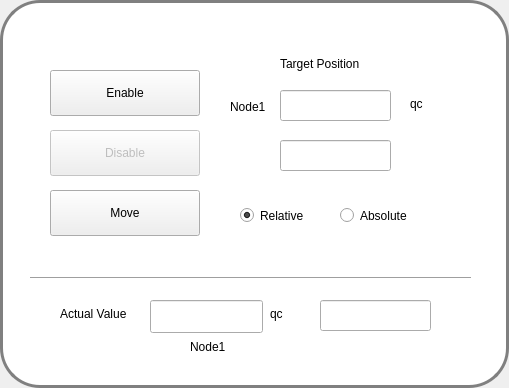
Before: the Qt Designer form iriscontrol.ui in bcjiang/IRIScontrol, drawn with Qt 5.
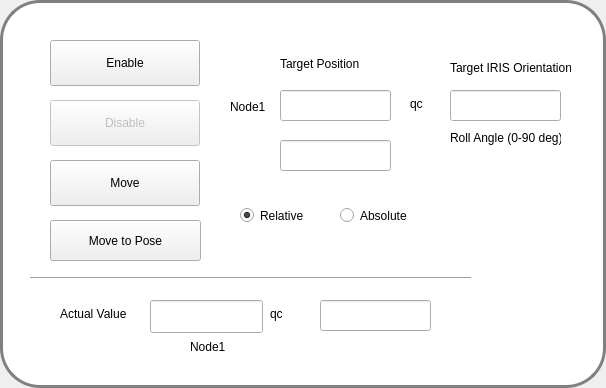
After: the same form once the commit is applied.

Commit message:
Enabled IRIS bending angle direct control
Through the kinematics formula given by the original design paper.
However, this is not working so well.

The edit to the form file:
```diff
--- a/iriscontrol.ui
+++ b/iriscontrol.ui
@@ -6,7 +6,7 @@
    <rect>
     <x>0</x>
     <y>0</y>
-    <width>509</width>
+    <width>606</width>
     <height>388</height>
    </rect>
   </property>
@@ -26,7 +26,7 @@
     <property name="geometry">
      <rect>
       <x>50</x>
-      <y>70</y>
+      <y>40</y>
       <width>150</width>
       <height>46</height>
      </rect>
@@ -42,7 +42,7 @@
     <property name="geometry">
      <rect>
       <x>50</x>
-      <y>130</y>
+      <y>100</y>
       <width>150</width>
       <height>46</height>
      </rect>
@@ -120,7 +120,7 @@
     <property name="geometry">
      <rect>
       <x>50</x>
-      <y>190</y>
+      <y>160</y>
       <width>150</width>
       <height>46</height>
      </rect>
@@ -227,6 +227,55 @@
      </rect>
     </property>
    </widget>
+   <widget class="QLineEdit" name="eTargetRoll">
+    <property name="geometry">
+     <rect>
+      <x>450</x>
+      <y>90</y>
+      <width>111</width>
+      <height>31</height>
+     </rect>
+    </property>
+   </widget>
+   <widget class="QLabel" name="label_6">
+    <property name="geometry">
+     <rect>
+      <x>450</x>
+      <y>60</y>
+      <width>121</width>
+      <height>16</height>
+     </rect>
+    </property>
+    <property name="text">
+     <string>Target IRIS Orientation</string>
+    </property>
+   </widget>
+   <widget class="QLabel" name="label_7">
+    <property name="geometry">
+     <rect>
+      <x>450</x>
+      <y>130</y>
+      <width>111</width>
+      <height>16</height>
+     </rect>
+    </property>
+    <property name="text">
+     <string>Roll Angle (0-90 deg)</string>
+    </property>
+   </widget>
+   <widget class="QPushButton" name="pBtnMoveToPose">
+    <property name="geometry">
+     <rect>
+      <x>50</x>
+      <y>220</y>
+      <width>151</width>
+      <height>41</height>
+     </rect>
+    </property>
+    <property name="text">
+     <string>Move to Pose</string>
+    </property>
+   </widget>
   </widget>
   <widget class="QMenuBar" name="menuBar">
    <property name="geometry">
```
Left out of the diff: 2 changed lines with no effect on the pictures. The commit also changes 2 other files.
